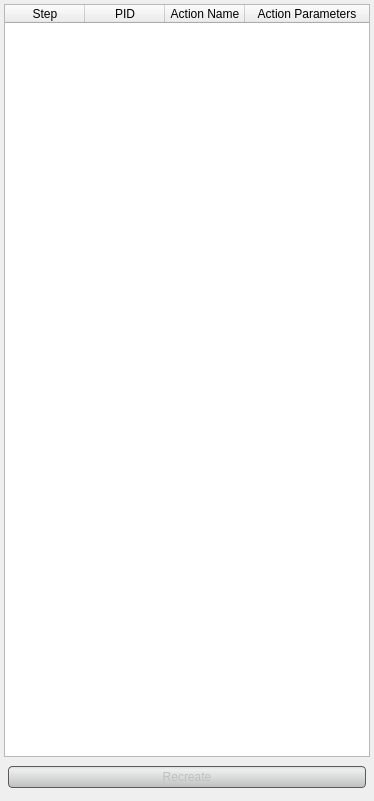
First picture: the form in src/Interface/Application/ProvenanceDockWidget.ui, repository SCIInstitute/Seg3D, before the edit.
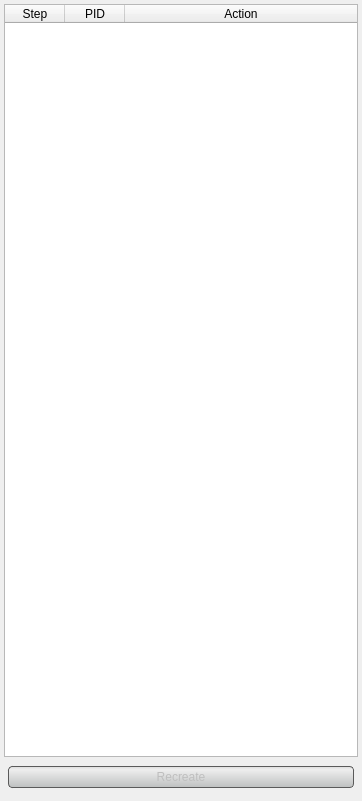
Second picture: the form after the edit.

Commit message: Collapse consecutive paint strokes in the provenance display. UI tweaks.

```diff
--- a/src/Interface/Application/ProvenanceDockWidget.ui
+++ b/src/Interface/Application/ProvenanceDockWidget.ui
@@ -6,7 +6,7 @@
    <rect>
     <x>0</x>
     <y>0</y>
-    <width>374</width>
+    <width>362</width>
     <height>801</height>
    </rect>
   </property>
@@ -56,7 +56,7 @@
      <number>8</number>
     </property>
     <item>
-     <widget class="QTableWidget" name="provenance_list_">
+     <widget class="QTreeWidget" name="provenance_list_">
       <property name="horizontalScrollBarPolicy">
        <enum>Qt::ScrollBarAlwaysOff</enum>
       </property>
@@ -78,48 +78,34 @@
       <property name="selectionBehavior">
        <enum>QAbstractItemView::SelectRows</enum>
       </property>
-      <property name="showGrid">
-       <bool>false</bool>
+      <property name="indentation">
+       <number>12</number>
       </property>
-      <property name="gridStyle">
-       <enum>Qt::SolidLine</enum>
-      </property>
-      <property name="wordWrap">
-       <bool>false</bool>
-      </property>
-      <property name="cornerButtonEnabled">
-       <bool>false</bool>
-      </property>
-      <property name="columnCount">
-       <number>4</number>
-      </property>
-      <attribute name="horizontalHeaderDefaultSectionSize">
-       <number>80</number>
-      </attribute>
-      <attribute name="horizontalHeaderStretchLastSection">
-       <bool>true</bool>
-      </attribute>
-      <attribute name="verticalHeaderVisible">
-       <bool>false</bool>
+      <attribute name="headerDefaultSectionSize">
+       <number>60</number>
       </attribute>
       <column>
        <property name="text">
         <string>Step</string>
        </property>
+       <property name="textAlignment">
+        <set>AlignHCenter|AlignVCenter|AlignCenter</set>
+       </property>
       </column>
       <column>
        <property name="text">
         <string>PID</string>
        </property>
-      </column>
-      <column>
-       <property name="text">
-        <string>Action Name</string>
+       <property name="textAlignment">
+        <set>AlignHCenter|AlignVCenter|AlignCenter</set>
        </property>
       </column>
       <column>
        <property name="text">
-        <string>Action Parameters</string>
+        <string>Action</string>
+       </property>
+       <property name="textAlignment">
+        <set>AlignHCenter|AlignVCenter|AlignCenter</set>
        </property>
       </column>
      </widget>
```
Left out of the diff: 3 changed lines with no effect on the pictures. The commit also changes 4 other files.
